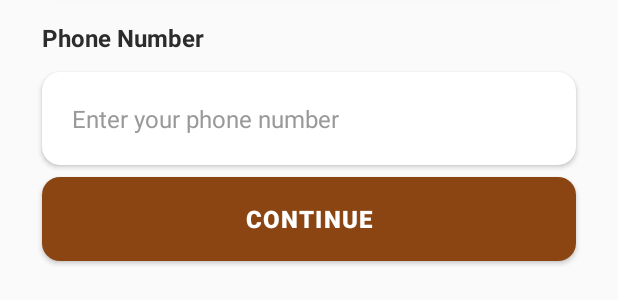
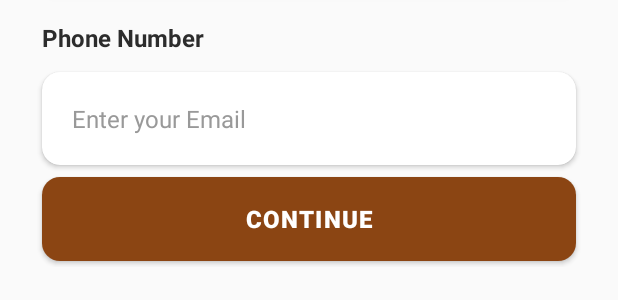
Before and after one commit to MohamedMBG/Loyalty, an Android app: the layout activity_sign_in.xml on its own in the app's theme, with its tools: preview values and no code run, on a phone screen of 412 x 824 dp. Shown: the part 557-857 px from the top of the screen. Run offline under Robolectric (Android 15) with nearby library versions, the phone set to English and light mode, and no system bars.

Commit message:
changing sign in method to email

```diff
--- a/app/src/main/java/com/example/loyaltyprogram/SignInActivity.java
+++ b/app/src/main/java/com/example/loyaltyprogram/SignInActivity.java
@@ -68,7 +68,7 @@ public class SignInActivity extends AppCompatActivity {
         setContentView(R.layout.activity_sign_in);
 
         // Views
-        phoneNumberEditText = findViewById(R.id.phoneNumberInput);
+        phoneNumberEditText = findViewById(R.id.EmailInput);
         guestSignInButton = findViewById(R.id.continueGuest);
         signInButton = findViewById(R.id.continueButton);
 
--- a/app/src/main/res/layout/activity_sign_in.xml
+++ b/app/src/main/res/layout/activity_sign_in.xml
@@ -104,11 +104,11 @@
 
 
                 <EditText
-                    android:id="@+id/phoneNumberInput"
+                    android:id="@+id/EmailInput"
                     android:layout_width="0dp"
                     android:layout_height="wrap_content"
                     android:layout_weight="1"
-                    android:hint="Enter your phone number"
+                    android:hint="Enter your Email"
                     android:inputType="phone"
                     android:padding="16dp"
                     android:background="@android:color/transparent"
@@ -194,7 +194,8 @@
             android:textColor="#666666"
             android:textSize="16sp"
             android:textStyle="bold"
-            app:backgroundTint="@color/white"
+            app:backgroundTint="#FFFFFF"
+            android:elevation="10dp"
             app:strokeColor="#E0E0E0"
             app:strokeWidth="1dp" />
 
```
